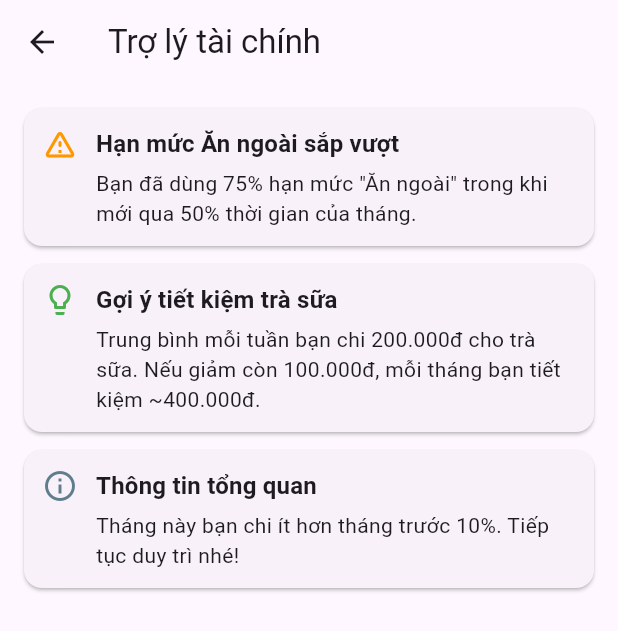
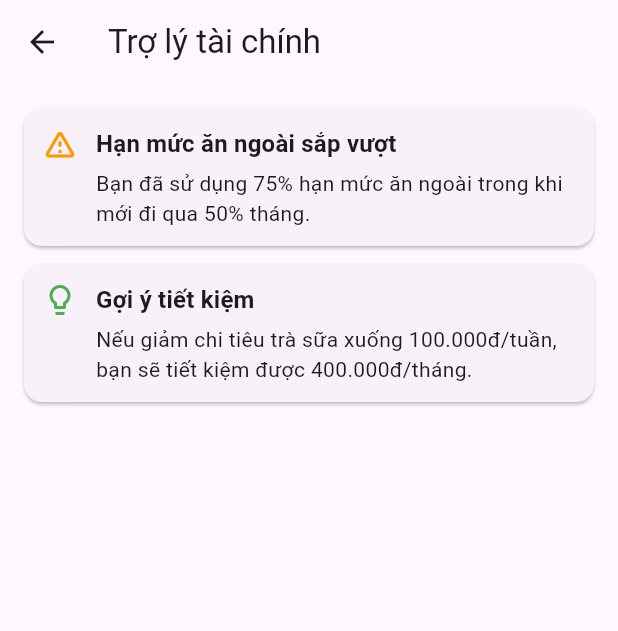
Before and after one commit to huynq2004/FinPal, a Flutter app: the AiCoachScreen screen opened directly, on a phone screen of 412 x 824 dp. Shown: the top 631 px of the screen. Run offline on Flutter 3.47's test engine with Material 3 defaults, Android fonts, the phone set to English and light mode, and no system bars; our stand-ins replace sqflite; accounts and stored records are empty.

Commit message:
S1-A3 Feature/transaction viewmodels (#5)
* Update issue templates

* app-core setup (#1)

* feat(models): Định nghĩa model Budget và SavingGoal

* feat(ai-coach)- Tạo UI skeleton cho màn Trợ lý AI (AI Coach)

* feat(saving-goals): Tạo UI skeleton cho màn Hũ tiết kiệm (Savings Goals)

* [fix]: S1-A3 restore database_provider after stash conflict

* [refactor] : S1-C2,C3,C4 sửa đổi mô hình MVVM cho AI Coach và Savings Goals

---------

Co-authored-by: Nguyen Huy <68539896+huynq2004@users.noreply.github.com>

```diff
--- /dev/null
+++ b/lib/data/repositories/ai_coach_repository.dart
@@ -0,0 +1,22 @@
+import 'package:finpal/domain/models/coach_message.dart';
+
+class AiCoachRepository {
+  Future<List<CoachMessage>> getFakeMessages() async {
+    return [
+      const CoachMessage(
+        id: '1',
+        title: 'Hạn mức ăn ngoài sắp vượt',
+        description:
+            'Bạn đã sử dụng 75% hạn mức ăn ngoài trong khi mới đi qua 50% tháng.',
+        type: CoachMessageType.warning,
+      ),
+      const CoachMessage(
+        id: '2',
+        title: 'Gợi ý tiết kiệm',
+        description:
+            'Nếu giảm chi tiêu trà sữa xuống 100.000đ/tuần, bạn sẽ tiết kiệm được 400.000đ/tháng.',
+        type: CoachMessageType.suggestion,
+      ),
+    ];
+  }
+}
--- a/lib/ui/screens/ai_coach_screen.dart
+++ b/lib/ui/screens/ai_coach_screen.dart
@@ -4,11 +4,12 @@ import 'package:flutter/material.dart';
 import 'package:provider/provider.dart';
 import 'package:finpal/ui/viewmodels/ai_coach_viewmodel.dart';
 import 'package:finpal/domain/models/coach_message.dart';
+import 'package:finpal/data/repositories/ai_coach_repository.dart';
 
 class AiCoachScreen extends StatelessWidget {
   const AiCoachScreen({super.key});
 
-  Color _getTypeColor(BuildContext context, CoachMessageType type) {
+  Color _getTypeColor(CoachMessageType type) {
     switch (type) {
       case CoachMessageType.warning:
         return Colors.orange;
@@ -35,7 +36,11 @@ class AiCoachScreen extends StatelessWidget {
   @override
   Widget build(BuildContext context) {
     return ChangeNotifierProvider(
-      create: (_) => AiCoachViewModel(),
+      create: (_) {
+        final vm = AiCoachViewModel(AiCoachRepository());
+        vm.loadMessages(); // ✅ load qua repository
+        return vm;
+      },
       child: Scaffold(
         appBar: AppBar(title: const Text('Trợ lý tài chính')),
         body: Consumer<AiCoachViewModel>(
@@ -49,7 +54,6 @@ class AiCoachScreen extends StatelessWidget {
               itemCount: vm.messages.length,
               itemBuilder: (context, index) {
                 final msg = vm.messages[index];
-                final color = _getTypeColor(context, msg.type);
 
                 return Card(
                   margin: const EdgeInsets.only(bottom: 12),
@@ -58,7 +62,10 @@ class AiCoachScreen extends StatelessWidget {
                     child: Row(
                       crossAxisAlignment: CrossAxisAlignment.start,
                       children: [
-                        Icon(_getTypeIcon(msg.type), color: color),
+                        Icon(
+                          _getTypeIcon(msg.type),
+                          color: _getTypeColor(msg.type),
+                        ),
                         const SizedBox(width: 12),
                         Expanded(
                           child: Column(
@@ -70,10 +77,7 @@ class AiCoachScreen extends StatelessWidget {
                                     ?.copyWith(fontWeight: FontWeight.bold),
                               ),
                               const SizedBox(height: 4),
-                              Text(
-                                msg.description,
-                                style: Theme.of(context).textTheme.bodyMedium,
-                              ),
+                              Text(msg.description),
                             ],
                           ),
                         ),
--- a/lib/ui/viewmodels/ai_coach_viewmodel.dart
+++ b/lib/ui/viewmodels/ai_coach_viewmodel.dart
@@ -1,40 +1,17 @@
 import 'package:flutter/foundation.dart';
 import 'package:finpal/domain/models/coach_message.dart';
+import 'package:finpal/data/repositories/ai_coach_repository.dart';
 
 class AiCoachViewModel extends ChangeNotifier {
+  final AiCoachRepository _repository;
+
+  AiCoachViewModel(this._repository);
+
   List<CoachMessage> _messages = [];
-
   List<CoachMessage> get messages => _messages;
 
-  AiCoachViewModel() {
-    _loadDummyMessages();
-  }
-
-  void _loadDummyMessages() {
-    _messages = [
-      const CoachMessage(
-        id: '1',
-        title: 'Hạn mức Ăn ngoài sắp vượt',
-        description:
-            'Bạn đã dùng 75% hạn mức "Ăn ngoài" trong khi mới qua 50% thời gian của tháng.',
-        type: CoachMessageType.warning,
-      ),
-      const CoachMessage(
-        id: '2',
-        title: 'Gợi ý tiết kiệm trà sữa',
-        description:
-            'Trung bình mỗi tuần bạn chi 200.000đ cho trà sữa. Nếu giảm còn 100.000đ, mỗi tháng bạn tiết kiệm ~400.000đ.',
-        type: CoachMessageType.suggestion,
-      ),
-      const CoachMessage(
-        id: '3',
-        title: 'Thông tin tổng quan',
-        description:
-            'Tháng này bạn chi ít hơn tháng trước 10%. Tiếp tục duy trì nhé!',
-        type: CoachMessageType.info,
-      ),
-    ];
-
+  Future<void> loadMessages() async {
+    _messages = await _repository.getFakeMessages();
     notifyListeners();
   }
 }
```
Also changed, not shown: lib/data/db/database_provider.dart (+90 -2 lines), lib/data/repositories/saving_goal_repository.dart (added, +36 -0 lines), lib/ui/screens/savings_goals_screen.dart (+13 -25 lines), lib/ui/viewmodels/savings_goals_viewmodel.dart (+10 -41 lines).
